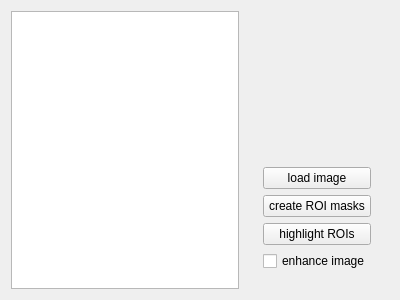
Above: base-ROI-picker.ui from plsm/assisi-ROI-picker before the change. Below: the same form after it.
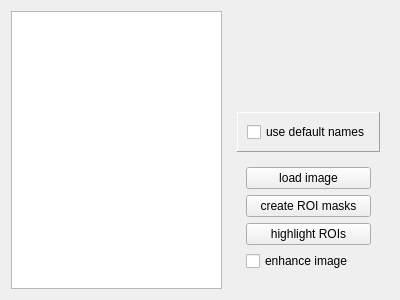
That is the form after the change.

Commit message: The user can specify the filename of the masks.

The edit to the form file:
```diff
--- a/base-ROI-picker.ui
+++ b/base-ROI-picker.ui
@@ -64,6 +64,31 @@
         </layout>
        </widget>
       </item>
+      <item>
+       <widget class="QFrame" name="maskNameFrame">
+        <property name="sizePolicy">
+         <sizepolicy hsizetype="Minimum" vsizetype="Preferred">
+          <horstretch>0</horstretch>
+          <verstretch>0</verstretch>
+         </sizepolicy>
+        </property>
+        <property name="frameShape">
+         <enum>QFrame::Panel</enum>
+        </property>
+        <property name="frameShadow">
+         <enum>QFrame::Raised</enum>
+        </property>
+        <layout class="QVBoxLayout" name="maskNameLayout">
+         <item>
+          <widget class="QCheckBox" name="useDefaultMaskFileNameCheckBox">
+           <property name="text">
+            <string>use default names</string>
+           </property>
+          </widget>
+         </item>
+        </layout>
+       </widget>
+      </item>
       <item>
        <widget class="QWidget" name="controlWidget" native="true">
         <property name="sizePolicy">
```
The commit also changes 11 other files.
